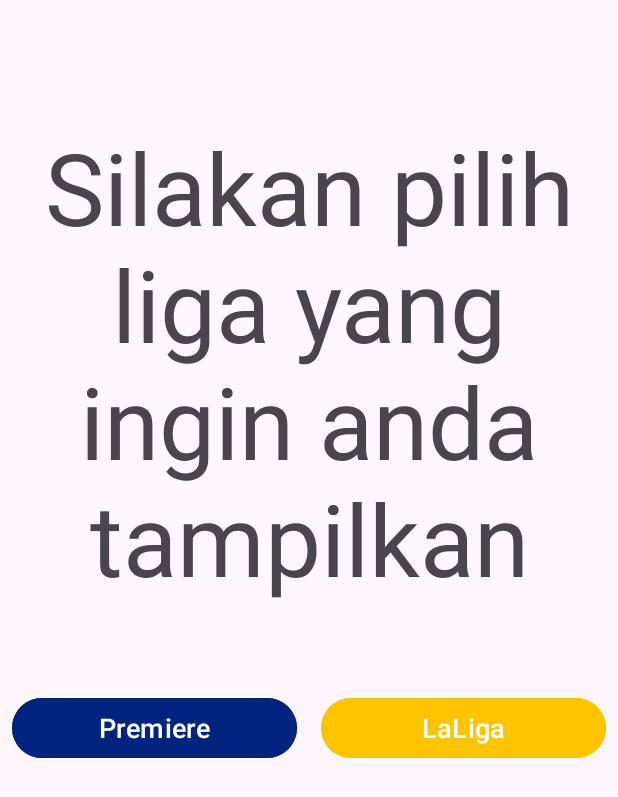
After one commit to DamianDayo/BelajarAPI, an Android app: the layout activity_menu_utama.xml on its own in the app's theme, with its tools: preview values and no code run, on a phone screen of 412 x 824 dp. The commit adds this screen. Shown: the top 797 px of the screen. Run offline under Robolectric (Android 15) with nearby library versions, the phone set to English and light mode, and no system bars.

Commit message:
feat :[DDC] LaLiga

```diff
--- a/app/src/main/AndroidManifest.xml
+++ b/app/src/main/AndroidManifest.xml
@@ -15,7 +15,7 @@
         android:theme="@style/Theme.BelajarAPI"
         tools:targetApi="31">
         <activity
-            android:name=".MainActivity"
+            android:name=".MenuUtama"
             android:exported="true">
             <intent-filter>
                 <action android:name="android.intent.action.MAIN" />
@@ -23,6 +23,9 @@
                 <category android:name="android.intent.category.LAUNCHER" />
             </intent-filter>
         </activity>
+        <activity
+            android:name=".MainActivity"
+            android:exported="false"></activity>
     </application>
 
 </manifest>
--- /dev/null
+++ b/app/src/main/res/layout/activity_menu_utama.xml
@@ -0,0 +1,49 @@
+<?xml version="1.0" encoding="utf-8"?>
+<LinearLayout xmlns:android="http://schemas.android.com/apk/res/android"
+    xmlns:app="http://schemas.android.com/apk/res-auto"
+    xmlns:tools="http://schemas.android.com/tools"
+    android:id="@+id/main"
+    android:layout_width="match_parent"
+    android:layout_height="match_parent"
+    tools:context=".MenuUtama"
+    android:orientation="vertical">
+
+    <TextView
+        android:layout_width="wrap_content"
+        android:layout_height="wrap_content"
+        android:text="Silakan pilih liga yang ingin anda tampilkan"
+        android:textSize="100px"
+        android:textAlignment="center"
+        android:layout_marginTop="120px"/>
+
+    <LinearLayout
+        android:layout_width="match_parent"
+        android:layout_height="wrap_content"
+        android:orientation="horizontal"
+        android:layout_gravity="center"
+        android:layout_marginTop="50dp"
+        android:weightSum="2">
+
+        <Button
+            android:id="@+id/Premiere"
+            android:layout_width="0dp"
+            android:layout_height="wrap_content"
+            android:layout_weight="1"
+            android:text="Premiere"
+            android:backgroundTint="#00247D"
+            android:layout_margin="8dp"
+            android:textSize="18sp" />
+
+        <Button
+            android:id="@+id/LaLiga"
+            android:layout_width="0dp"
+            android:layout_height="wrap_content"
+            android:layout_weight="1"
+            android:text="LaLiga"
+            android:backgroundTint="#FFC400"
+            android:layout_margin="8dp"
+            android:textSize="18sp" />
+
+    </LinearLayout>
+
+</LinearLayout>
```
Also changed, not shown: app/src/main/java/com/example/belajarapi/MainActivity.java (+10 -1 lines), app/src/main/java/com/example/belajarapi/MenuUtama.java (added, +45 -0 lines), app/src/main/res/layout/activity_main.xml (+11 -3 lines).
